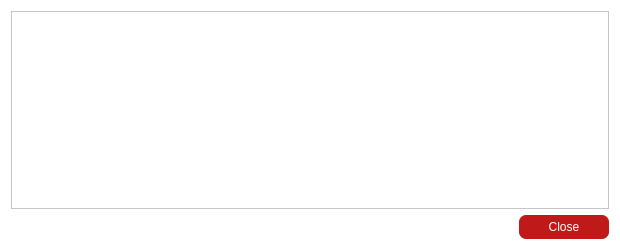
Qt form src/qt/forms/transactiondescdialog.ui (GlobalBoost/GlobalBoost-Y) before a commit.
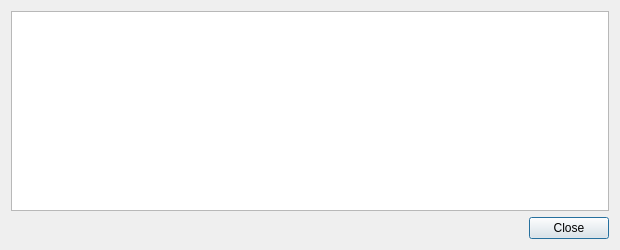
The same form after that commit.

The edit to the form file:
```diff
--- a/src/qt/forms/transactiondescdialog.ui
+++ b/src/qt/forms/transactiondescdialog.ui
@@ -10,33 +10,12 @@
     <height>250</height>
    </rect>
   </property>
-  <property name="maximumSize">
-   <size>
-    <width>16777215</width>
-    <height>480</height>
-   </size>
-  </property>
   <property name="windowTitle">
    <string>Transaction details</string>
   </property>
-  <property name="styleSheet">
-   <string notr="true">background-color: rgb(255, 255, 255);</string>
-  </property>
   <layout class="QVBoxLayout" name="verticalLayout">
    <item>
     <widget class="QTextEdit" name="detailText">
-     <property name="sizePolicy">
-      <sizepolicy hsizetype="Preferred" vsizetype="Preferred">
-       <horstretch>0</horstretch>
-       <verstretch>0</verstretch>
-      </sizepolicy>
-     </property>
-     <property name="maximumSize">
-      <size>
-       <width>16777215</width>
-       <height>390</height>
-      </size>
-     </property>
      <property name="toolTip">
       <string>This pane shows a detailed description of the transaction</string>
      </property>
@@ -47,36 +26,6 @@
    </item>
    <item>
     <widget class="QDialogButtonBox" name="buttonBox">
-     <property name="styleSheet">
-      <string notr="true">QPushButton {
- color: white;
- background-color: #BF1919;
- border-width: 0px;
- border-color: #339;
- border-style: solid;
- border-radius: 7;
- padding: 3px;
- font-size: 12px;
- padding-left: 5px;
- padding-right: 5px;
- min-width: 80px;
- max-width:150px;
- min-height: 18px;
- max-height: 18px;
-}
-
-QPushButton:!enabled {
-	background-color: #769597;
-}
-
-QPushButton:hover {
-	background-color: #990000;
-}
-
-QPushButton:pressed:flat {
-	background-color: #00a99d;
-}</string>
-     </property>
      <property name="orientation">
       <enum>Qt::Horizontal</enum>
      </property>
```
